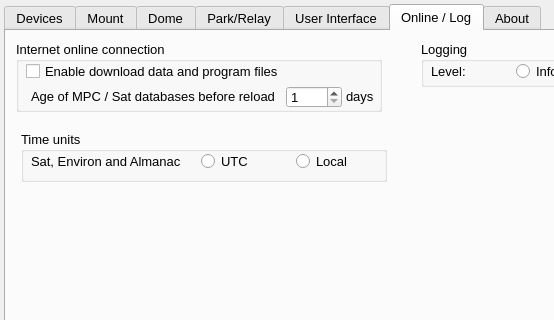
The window that src_add/widgets/setting.ui (mworion/MountWizzard4) describes before a commit, drawn with Qt 5; both pictures show x 0 to 554 and y 0 to 320 of the 800 by 410 pixel window.
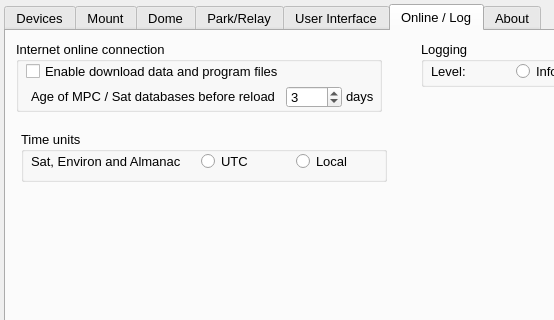
The same window after the commit. The open tabs and pages were chosen to show the change.

The edit to the form file:
```diff
--- a/src_add/widgets/setting.ui
+++ b/src_add/widgets/setting.ui
@@ -7142,11 +7142,14 @@
          <double>1.000000000000000</double>
         </property>
         <property name="maximum">
-         <double>999.000000000000000</double>
+         <double>100.000000000000000</double>
         </property>
         <property name="singleStep">
          <double>1.000000000000000</double>
         </property>
+        <property name="value">
+         <double>3.000000000000000</double>
+        </property>
        </widget>
        <widget class="QLabel" name="label_33">
         <property name="geometry">
```
Left out of the diff: 47 changed lines with no effect on the pictures.
